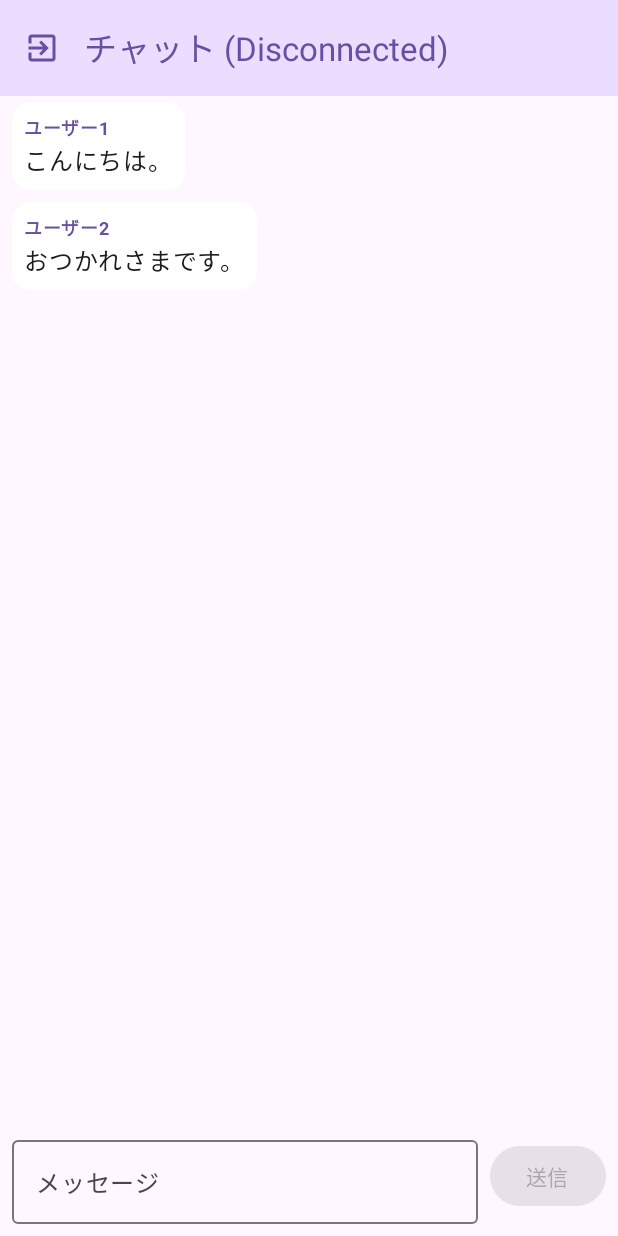
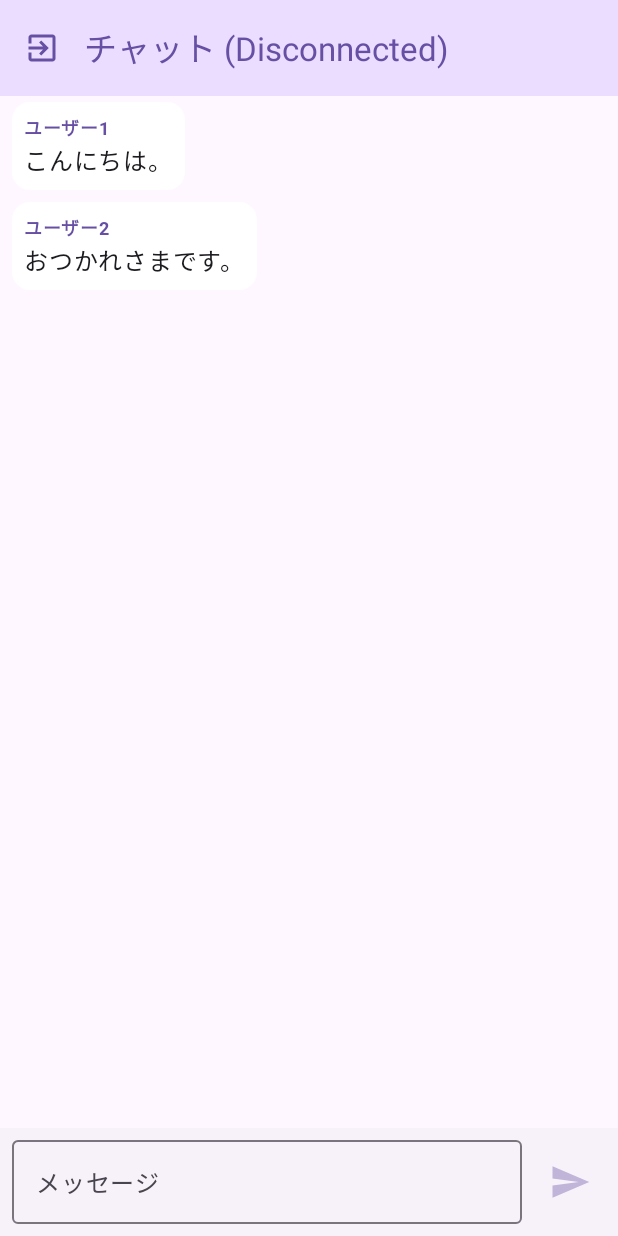
Before and after one commit to alt-a/AndroidChatApp, an Android app built with Jetpack Compose: the @Preview function ClientChatScreenContentPreview, on a phone screen of 412 x 824 dp. Run offline under Robolectric (Android 15) with nearby library versions, the phone set to English and light mode, and no system bars.

Commit message:
【ChatAppClient】ボトムバーUI変更
キーボード表示時にトップバー・ボトムバーが隠れないように実装

```diff
--- a/Program/ChatAppClient/app/src/main/AndroidManifest.xml
+++ b/Program/ChatAppClient/app/src/main/AndroidManifest.xml
@@ -17,7 +17,8 @@
             android:name=".MainActivity"
             android:exported="true"
             android:label="@string/app_name"
-            android:theme="@style/Theme.ChatAppClient">
+            android:theme="@style/Theme.ChatAppClient"
+            android:windowSoftInputMode="adjustResize">
             <intent-filter>
                 <action android:name="android.intent.action.MAIN" />
 
--- a/Program/ChatAppClient/app/src/main/java/com/example/chatappclient/ChatSceen.kt
+++ b/Program/ChatAppClient/app/src/main/java/com/example/chatappclient/ChatSceen.kt
@@ -7,6 +7,7 @@ import androidx.compose.foundation.lazy.items
 import androidx.compose.foundation.lazy.rememberLazyListState
 import androidx.compose.material.icons.Icons // ★追加
 import androidx.compose.material.icons.filled.ExitToApp // ★追加
+import androidx.compose.material.icons.filled.Send
 import androidx.compose.material3.* // ★ (Button, Text などまとめて import)
 import androidx.compose.runtime.*
 import androidx.compose.ui.Alignment
@@ -170,28 +171,44 @@ fun ClientChatScreenContent(
         },
         // ★メッセージ送信欄 (画面下部) を Scaffold の bottomBar に移動
         bottomBar = {
+            Surface(
+                // 背景色設定
+                color = MaterialTheme.colorScheme.surfaceContainerLow
+            ) {
                 Row(
                     modifier = Modifier
                         .fillMaxWidth()
-                    .padding(8.dp),
-                verticalAlignment = Alignment.CenterVertically
+                        .padding(8.dp)
+                        .imePadding()               // ソフトキーボード表示時に押し上げる
+                        .navigationBarsPadding(),   // システムナビゲーションバーの高さ分押し上げる
+                    verticalAlignment = Alignment.CenterVertically,
                 ) {
                     OutlinedTextField(
                         value = messageText,
                         onValueChange = { messageText = it },
                         modifier = Modifier.weight(1f),
-                    label = { Text("メッセージ") }
+                        placeholder = { Text(
+                            text = "メッセージ",
+                            color = MaterialTheme.colorScheme.onSurfaceVariant
+                        ) }
                     )
                     Spacer(modifier = Modifier.width(8.dp))
-                Button(
+                    IconButton(
                         onClick = {
                             onSendMessageButtonClick(messageText)
-//                        viewModel.sendMessage(messageText)
                             messageText = ""
                         },
-                    enabled = messageText.isNotBlank() && uiState.connectionStatus == "Connected"
+                        enabled = messageText.isNotBlank() && uiState.connectionStatus == "Connected",
+                        colors = IconButtonDefaults.iconButtonColors(
+                            contentColor = MaterialTheme.colorScheme.primary
+                        )
                     ) {
-                    Text(text = "送信")
+                        Icon(
+                            imageVector = Icons.Default.Send,
+                            contentDescription = "",
+                            modifier = Modifier.size(28.dp),
+                        )
+                    }
                 }
             }
         }
--- a/Program/ChatAppClient/app/src/main/java/com/example/chatappclient/MainActivity.kt
+++ b/Program/ChatAppClient/app/src/main/java/com/example/chatappclient/MainActivity.kt
@@ -8,6 +8,7 @@ import androidx.compose.material3.MaterialTheme
 import androidx.compose.material3.Surface
 import androidx.compose.runtime.Composable
 import androidx.compose.ui.Modifier
+import androidx.core.view.WindowCompat
 import androidx.lifecycle.viewmodel.compose.viewModel // ★ViewModelをComposeで使うために import
 import androidx.navigation.compose.NavHost
 import androidx.navigation.compose.composable
@@ -17,6 +18,10 @@ import com.example.chatappclient.ui.theme.ChatAppClientTheme // テーマ名は
 class MainActivity : ComponentActivity() {
     override fun onCreate(savedInstanceState: Bundle?) {
         super.onCreate(savedInstanceState)
+
+        // 描画領域を画面全体に広げる
+        WindowCompat.setDecorFitsSystemWindows(window, false)
+
         setContent {
             ChatAppClientTheme {
                 Surface(
```
Lines whose indentation alone changed are shown as unchanged.
